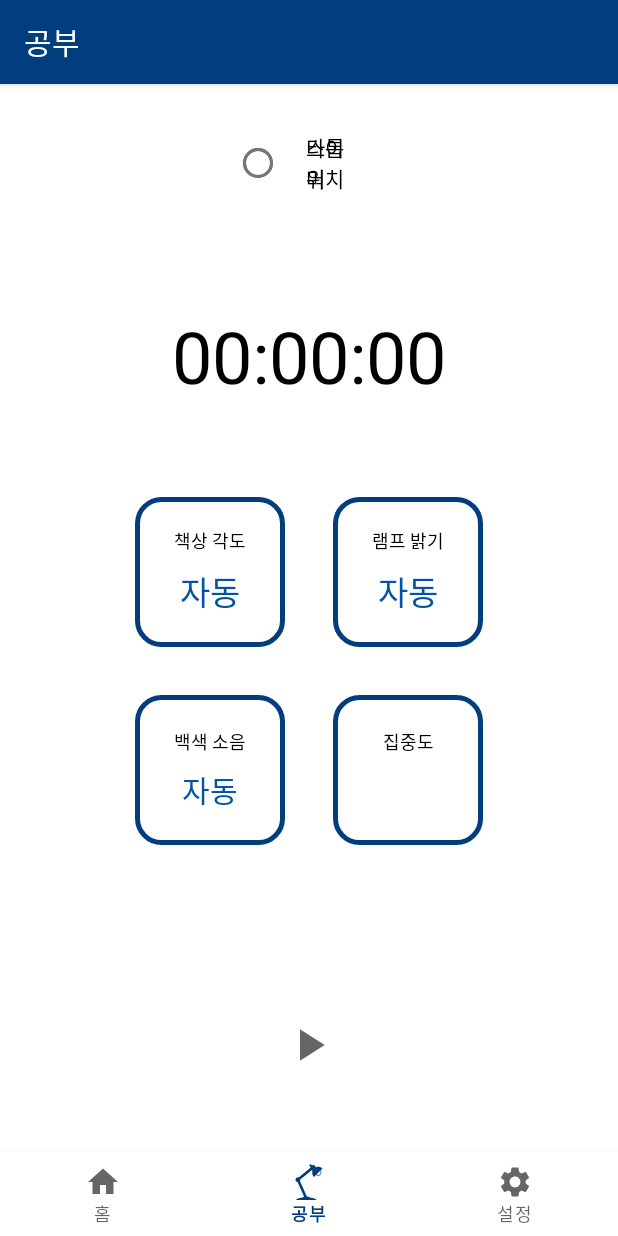
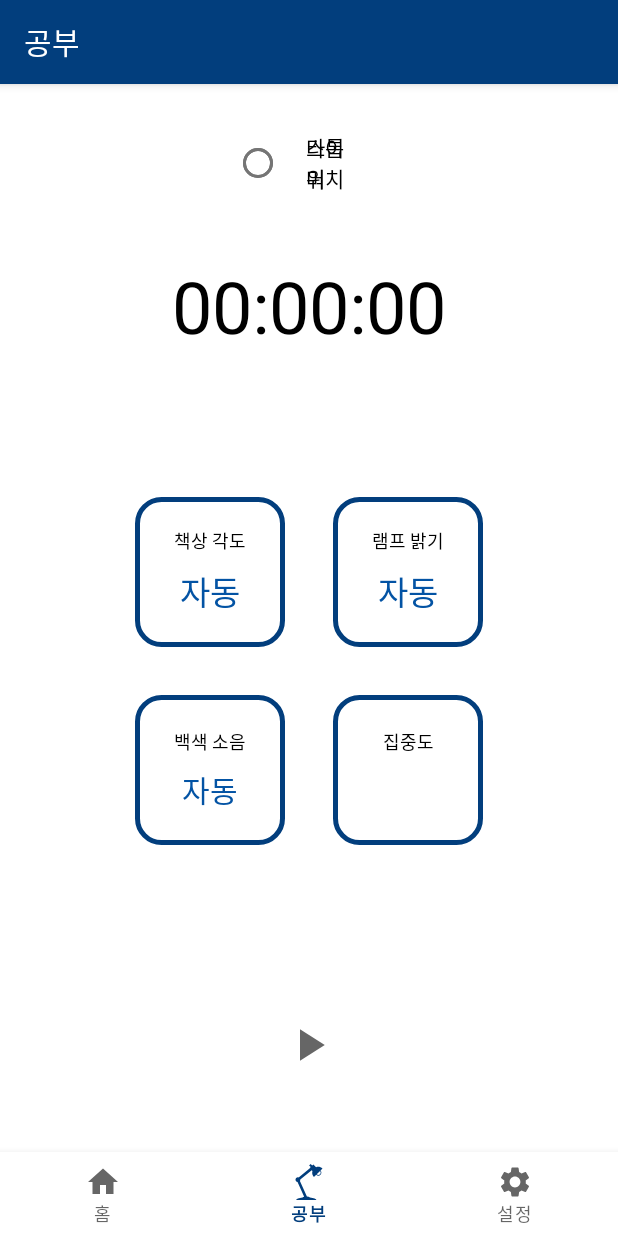
Before and after one commit to hohoprince/Just-Study, an Android app: the StudyFragment screen opened through its navigation route, on a phone screen of 412 x 824 dp. Run offline under Robolectric (Android 15) with nearby library versions, the phone set to English and light mode, and no system bars; our stand-ins replace navigation-ui; plain views replace SegmentedGroup.

Commit message:
layout 수정

```diff
--- a/JustStudy/app/src/main/res/layout/fragment_study.xml
+++ b/JustStudy/app/src/main/res/layout/fragment_study.xml
@@ -68,7 +68,7 @@
             android:layout_width="wrap_content"
             android:layout_height="wrap_content"
             android:id="@+id/time"
-            app:layout_constraintTop_toBottomOf="@+id/tabLayout"
+            app:layout_constraintTop_toBottomOf="@+id/segmented2"
             app:layout_constraintEnd_toEndOf="parent"
             app:layout_constraintStart_toStartOf="parent"
             android:textSize="48sp"
```
